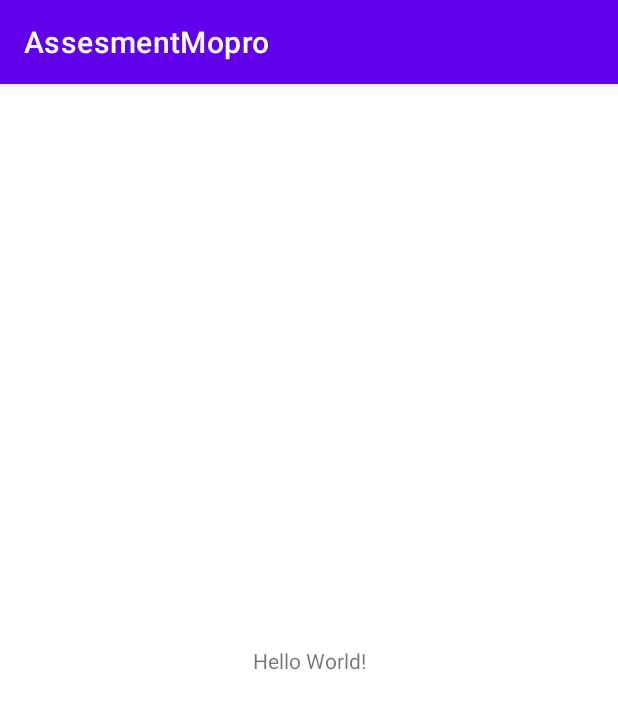
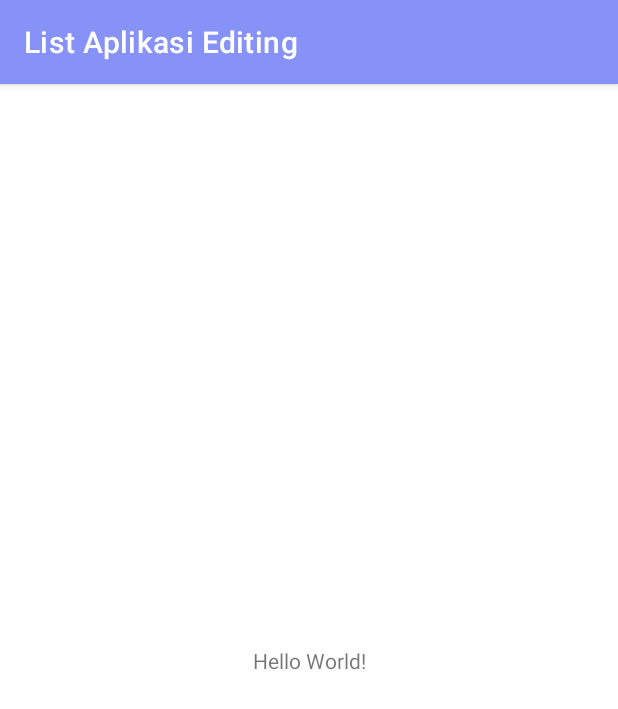
Before and after one commit to Sayyidusy/Mopro01, an Android app: the screen it shows after launch (MainActivity), on a phone screen of 412 x 824 dp. Shown: the top 709 px of the screen. Run offline under Robolectric (Android 15) with nearby library versions, the phone set to English and light mode, and no system bars.

Commit message:
"ubah warna pada tema dan mengubah judul"

```diff
--- a/app/src/main/res/values/colors.xml
+++ b/app/src/main/res/values/colors.xml
@@ -7,4 +7,5 @@
     <color name="teal_700">#FF018786</color>
     <color name="black">#FF000000</color>
     <color name="white">#FFFFFFFF</color>
+    <color name="lavender">#8692f7</color>
 </resources>
--- a/app/src/main/res/values/strings.xml
+++ b/app/src/main/res/values/strings.xml
@@ -1,3 +1,3 @@
 <resources>
-    <string name="app_name">AssesmentMopro</string>
+    <string name="app_name">List Aplikasi Editing</string>
 </resources>
--- a/app/src/main/res/values/themes.xml
+++ b/app/src/main/res/values/themes.xml
@@ -2,8 +2,8 @@
     <!-- Base application theme. -->
     <style name="Theme.AssesmentMopro" parent="Theme.MaterialComponents.DayNight.DarkActionBar">
         <!-- Primary brand color. -->
-        <item name="colorPrimary">@color/purple_500</item>
-        <item name="colorPrimaryVariant">@color/purple_700</item>
+        <item name="colorPrimary">@color/lavender</item>
+        <item name="colorPrimaryVariant">@color/lavender</item>
         <item name="colorOnPrimary">@color/white</item>
         <!-- Secondary brand color. -->
         <item name="colorSecondary">@color/teal_200</item>
```
